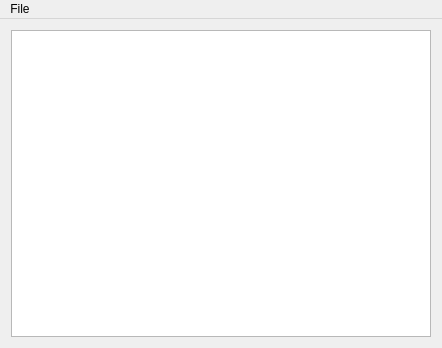
Qt form zenwriter.ui (StepanKuzmin/zenwriter) before a commit.
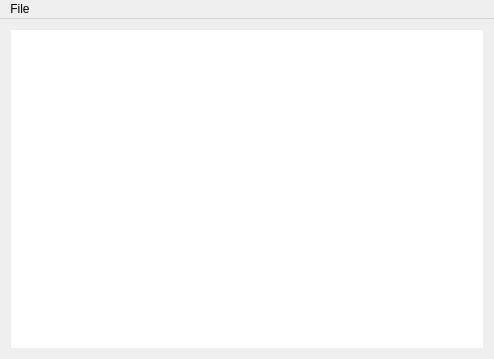
The same form after that commit.

Commit message: NEW: removed frame shape from text editor.

Patch:
```diff
--- a/zenwriter.ui
+++ b/zenwriter.ui
@@ -6,17 +6,39 @@
    <rect>
     <x>0</x>
     <y>0</y>
-    <width>442</width>
-    <height>348</height>
+    <width>494</width>
+    <height>359</height>
    </rect>
   </property>
   <property name="windowTitle">
    <string>ZenWriter</string>
   </property>
+  <property name="styleSheet">
+   <string notr="true"/>
+  </property>
   <widget class="QWidget" name="centralWidget">
    <layout class="QHBoxLayout" name="horizontalLayout">
     <item>
-     <widget class="QPlainTextEdit" name="plainTextEdit"/>
+     <widget class="QPlainTextEdit" name="plainTextEdit">
+      <property name="font">
+       <font>
+        <family>Droid Sans</family>
+        <pointsize>12</pointsize>
+       </font>
+      </property>
+      <property name="frameShape">
+       <enum>QFrame::NoFrame</enum>
+      </property>
+      <property name="frameShadow">
+       <enum>QFrame::Plain</enum>
+      </property>
+      <property name="lineWidth">
+       <number>0</number>
+      </property>
+      <property name="backgroundVisible">
+       <bool>false</bool>
+      </property>
+     </widget>
     </item>
    </layout>
   </widget>
@@ -25,8 +47,8 @@
     <rect>
      <x>0</x>
      <y>0</y>
-     <width>442</width>
-     <height>23</height>
+     <width>494</width>
+     <height>19</height>
     </rect>
    </property>
    <widget class="QMenu" name="menu_File">
```
The commit also changes 5 other files.
